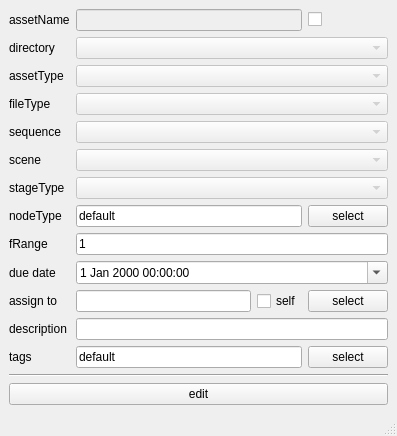
This is rbhusUI/lib/rbhusPipeAssetEditMod.ui in aumanimationstudios/rbhus as Qt 5 draws it before an edit. The edited form follows.
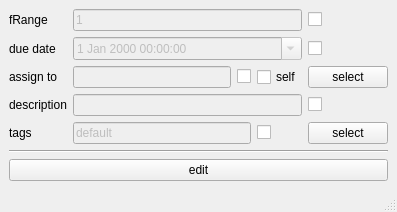
This is the edited form.

The edit to the form file:
```diff
--- a/rbhusUI/lib/rbhusPipeAssetEditMod.ui
+++ b/rbhusUI/lib/rbhusPipeAssetEditMod.ui
@@ -10,7 +10,7 @@
     <x>0</x>
     <y>0</y>
     <width>397</width>
-    <height>423</height>
+    <height>200</height>
    </rect>
   </property>
   <property name="windowTitle">
@@ -18,175 +18,7 @@
   </property>
   <widget class="QWidget" name="centralwidget">
    <layout class="QGridLayout" name="gridLayout">
-    <item row="14" column="0">
-     <widget class="QLabel" name="labelTags">
-      <property name="toolTip">
-       <string>group owner of the project directory</string>
-      </property>
-      <property name="text">
-       <string>tags</string>
-      </property>
-     </widget>
-    </item>
-    <item row="12" column="1">
-     <widget class="QLineEdit" name="lineEditWorkers">
-      <property name="toolTip">
-       <string>list of space separated usernames</string>
-      </property>
-     </widget>
-    </item>
-    <item row="8" column="1" colspan="3">
-     <widget class="QComboBox" name="comboStageType">
-      <property name="enabled">
-       <bool>false</bool>
-      </property>
-     </widget>
-    </item>
-    <item row="12" column="0">
-     <widget class="QLabel" name="labelAssignTo">
-      <property name="text">
-       <string>assign to</string>
-      </property>
-     </widget>
-    </item>
-    <item row="11" column="1" colspan="3">
-     <widget class="QDateTimeEdit" name="dateEditDue">
-      <property name="calendarPopup">
-       <bool>true</bool>
-      </property>
-     </widget>
-    </item>
-    <item row="9" column="0">
-     <widget class="QLabel" name="labelNodeType">
-      <property name="sizePolicy">
-       <sizepolicy hsizetype="Maximum" vsizetype="Maximum">
-        <horstretch>0</horstretch>
-        <verstretch>0</verstretch>
-       </sizepolicy>
-      </property>
-      <property name="text">
-       <string>nodeType</string>
-      </property>
-     </widget>
-    </item>
-    <item row="0" column="3">
-     <widget class="QCheckBox" name="checkAssName">
-      <property name="enabled">
-       <bool>true</bool>
-      </property>
-      <property name="sizePolicy">
-       <sizepolicy hsizetype="Fixed" vsizetype="Fixed">
-        <horstretch>0</horstretch>
-        <verstretch>0</verstretch>
-       </sizepolicy>
-      </property>
-      <property name="text">
-       <string/>
-      </property>
-      <property name="checked">
-       <bool>false</bool>
-      </property>
-     </widget>
-    </item>
-    <item row="3" column="1" colspan="3">
-     <widget class="QComboBox" name="comboAssType">
-      <property name="enabled">
-       <bool>false</bool>
-      </property>
-     </widget>
-    </item>
-    <item row="3" column="0">
-     <widget class="QLabel" name="labelAssType">
-      <property name="sizePolicy">
-       <sizepolicy hsizetype="Maximum" vsizetype="Maximum">
-        <horstretch>0</horstretch>
-        <verstretch>0</verstretch>
-       </sizepolicy>
-      </property>
-      <property name="text">
-       <string>assetType</string>
-      </property>
-     </widget>
-    </item>
-    <item row="0" column="0">
-     <widget class="QLabel" name="labelAssName">
-      <property name="sizePolicy">
-       <sizepolicy hsizetype="Maximum" vsizetype="Maximum">
-        <horstretch>0</horstretch>
-        <verstretch>0</verstretch>
-       </sizepolicy>
-      </property>
-      <property name="text">
-       <string>assetName</string>
-      </property>
-     </widget>
-    </item>
-    <item row="13" column="1" colspan="3">
-     <widget class="QLineEdit" name="lineEditDesc">
-      <property name="toolTip">
-       <string>group owner of the project directory</string>
-      </property>
-      <property name="text">
-       <string/>
-      </property>
-     </widget>
-    </item>
-    <item row="8" column="0">
-     <widget class="QLabel" name="labelStageType">
-      <property name="sizePolicy">
-       <sizepolicy hsizetype="Maximum" vsizetype="Maximum">
-        <horstretch>0</horstretch>
-        <verstretch>0</verstretch>
-       </sizepolicy>
-      </property>
-      <property name="text">
-       <string>stageType</string>
-      </property>
-     </widget>
-    </item>
-    <item row="11" column="0">
-     <widget class="QLabel" name="labelDue">
-      <property name="sizePolicy">
-       <sizepolicy hsizetype="Maximum" vsizetype="Preferred">
-        <horstretch>0</horstretch>
-        <verstretch>0</verstretch>
-       </sizepolicy>
-      </property>
-      <property name="text">
-       <string>due date</string>
-      </property>
-     </widget>
-    </item>
-    <item row="5" column="0">
-     <widget class="QLabel" name="labelSequence">
-      <property name="sizePolicy">
-       <sizepolicy hsizetype="Maximum" vsizetype="Maximum">
-        <horstretch>0</horstretch>
-        <verstretch>0</verstretch>
-       </sizepolicy>
-      </property>
-      <property name="text">
-       <string>sequence</string>
-      </property>
-     </widget>
-    </item>
-    <item row="2" column="0">
-     <widget class="QLabel" name="labelDirectory">
-      <property name="sizePolicy">
-       <sizepolicy hsizetype="Maximum" vsizetype="Preferred">
-        <horstretch>0</horstretch>
-        <verstretch>0</verstretch>
-       </sizepolicy>
-      </property>
-      <property name="whatsThis">
-       <string>directory to store the output data from file. eg : rendered output of lighting files.</string>
-      </property>
-      <property name="text">
-       <string>directory</string>
-      </property>
-     </widget>
-    </item>
-    <item row="15" column="0" colspan="4">
+    <item row="11" column="0" colspan="6">
      <spacer name="verticalSpacer">
       <property name="orientation">
        <enum>Qt::Vertical</enum>
@@ -199,7 +31,14 @@
       </property>
      </spacer>
     </item>
-    <item row="16" column="0" colspan="4">
+    <item row="6" column="5">
+     <widget class="QPushButton" name="pushUsers">
+      <property name="text">
+       <string>select</string>
+      </property>
+     </widget>
+    </item>
+    <item row="12" column="0" colspan="6">
      <widget class="Line" name="line">
       <property name="sizePolicy">
        <sizepolicy hsizetype="MinimumExpanding" vsizetype="Fixed">
@@ -212,54 +51,26 @@
       </property>
      </widget>
     </item>
-    <item row="6" column="0">
-     <widget class="QLabel" name="labelScene">
+    <item row="4" column="5">
+     <widget class="QCheckBox" name="checkDueDate">
+      <property name="enabled">
+       <bool>true</bool>
+      </property>
       <property name="sizePolicy">
-       <sizepolicy hsizetype="Maximum" vsizetype="Maximum">
+       <sizepolicy hsizetype="Fixed" vsizetype="Fixed">
         <horstretch>0</horstretch>
         <verstretch>0</verstretch>
        </sizepolicy>
       </property>
       <property name="text">
-       <string>scene</string>
+       <string/>
       </property>
-     </widget>
-    </item>
-    <item row="17" column="0" colspan="4">
-     <widget class="QPushButton" name="pushEdit">
-      <property name="text">
-       <string>edit</string>
-      </property>
-     </widget>
-    </item>
-    <item row="4" column="1" colspan="3">
-     <widget class="QComboBox" name="comboFileType">
-      <property name="enabled">
+      <property name="checked">
        <bool>false</bool>
       </property>
      </widget>
     </item>
-    <item row="6" column="1" colspan="3">
-     <widget class="QComboBox" name="comboScene">
-      <property name="enabled">
-       <bool>false</bool>
-      </property>
-     </widget>
-    </item>
-    <item row="4" column="0">
-     <widget class="QLabel" name="labelFileType">
-      <property name="sizePolicy">
-       <sizepolicy hsizetype="Maximum" vsizetype="Maximum">
-        <horstretch>0</horstretch>
-        <verstretch>0</verstretch>
-       </sizepolicy>
-      </property>
-      <property name="text">
-       <string>fileType</string>
-      </property>
-     </widget>
-    </item>
-    <item row="13" column="0">
+    <item row="7" column="0">
      <widget class="QLabel" name="labelDesc">
       <property name="toolTip">
        <string>group owner of the project directory</string>
@@ -269,28 +80,7 @@
       </property>
      </widget>
     </item>
-    <item row="5" column="1" colspan="3">
-     <widget class="QComboBox" name="comboSequence">
-      <property name="enabled">
-       <bool>false</bool>
-      </property>
-     </widget>
-    </item>
-    <item row="2" column="1" colspan="3">
-     <widget class="QComboBox" name="comboDirectory">
-      <property name="enabled">
-       <bool>false</bool>
-      </property>
-     </widget>
-    </item>
-    <item row="12" column="3">
-     <widget class="QPushButton" name="pushUsers">
-      <property name="text">
-       <string>select</string>
-      </property>
-     </widget>
-    </item>
-    <item row="10" column="0">
+    <item row="2" column="0">
      <widget class="QLabel" name="labelFRange">
       <property name="sizePolicy">
        <sizepolicy hsizetype="Maximum" vsizetype="Maximum">
@@ -303,15 +93,52 @@
       </property>
      </widget>
     </item>
-    <item row="14" column="3">
+    <item row="13" column="0" colspan="6">
+     <widget class="QPushButton" name="pushEdit">
+      <property name="text">
+       <string>edit</string>
+      </property>
+     </widget>
+    </item>
+    <item row="10" column="5">
      <widget class="QPushButton" name="pushTags">
       <property name="text">
        <string>select</string>
       </property>
      </widget>
     </item>
-    <item row="12" column="2">
-     <widget class="QCheckBox" name="checkAssign">
+    <item row="4" column="0">
+     <widget class="QLabel" name="labelDue">
+      <property name="sizePolicy">
+       <sizepolicy hsizetype="Maximum" vsizetype="Preferred">
+        <horstretch>0</horstretch>
+        <verstretch>0</verstretch>
+       </sizepolicy>
+      </property>
+      <property name="text">
+       <string>due date</string>
+      </property>
+     </widget>
+    </item>
+    <item row="10" column="0">
+     <widget class="QLabel" name="labelTags">
+      <property name="toolTip">
+       <string>group owner of the project directory</string>
+      </property>
+      <property name="text">
+       <string>tags</string>
+      </property>
+     </widget>
+    </item>
+    <item row="6" column="0">
+     <widget class="QLabel" name="labelAssignTo">
+      <property name="text">
+       <string>assign to</string>
+      </property>
+     </widget>
+    </item>
+    <item row="6" column="4">
+     <widget class="QCheckBox" name="checkAssignSelf">
       <property name="text">
        <string>self</string>
       </property>
@@ -320,31 +147,85 @@
       </property>
      </widget>
     </item>
-    <item row="14" column="1" colspan="2">
-     <widget class="QLineEdit" name="lineEditTags">
-      <property name="toolTip">
-       <string>group owner of the project directory</string>
-      </property>
-      <property name="text">
-       <string>default</string>
-      </property>
-     </widget>
-    </item>
-    <item row="0" column="1" colspan="2">
-     <widget class="QLineEdit" name="lineEditAssName">
+    <item row="2" column="5">
+     <widget class="QCheckBox" name="checkFRange">
       <property name="enabled">
-       <bool>false</bool>
+       <bool>true</bool>
       </property>
       <property name="sizePolicy">
-       <sizepolicy hsizetype="MinimumExpanding" vsizetype="Fixed">
+       <sizepolicy hsizetype="Fixed" vsizetype="Fixed">
         <horstretch>0</horstretch>
         <verstretch>0</verstretch>
        </sizepolicy>
+      </property>
+      <property name="text">
+       <string/>
+      </property>
+      <property name="checked">
+       <bool>false</bool>
+      </property>
+     </widget>
+    </item>
+    <item row="7" column="1" colspan="4">
+     <widget class="QLineEdit" name="lineEditDesc">
+      <property name="enabled">
+       <bool>false</bool>
+      </property>
+      <property name="toolTip">
+       <string>group owner of the project directory</string>
+      </property>
+      <property name="text">
+       <string/>
       </property>
      </widget>
     </item>
     <item row="10" column="1" colspan="3">
+     <widget class="QLineEdit" name="lineEditTags">
+      <property name="enabled">
+       <bool>false</bool>
+      </property>
+      <property name="toolTip">
+       <string>group owner of the project directory</string>
+      </property>
+      <property name="text">
+       <string>default</string>
+      </property>
+     </widget>
+    </item>
+    <item row="7" column="5">
+     <widget class="QCheckBox" name="checkDesc">
+      <property name="enabled">
+       <bool>true</bool>
+      </property>
+      <property name="sizePolicy">
+       <sizepolicy hsizetype="Fixed" vsizetype="Fixed">
+        <horstretch>0</horstretch>
+        <verstretch>0</verstretch>
+       </sizepolicy>
+      </property>
+      <property name="text">
+       <string/>
+      </property>
+      <property name="checked">
+       <bool>false</bool>
+      </property>
+     </widget>
+    </item>
+    <item row="4" column="1" colspan="4">
+     <widget class="QDateTimeEdit" name="dateEditDue">
+      <property name="enabled">
+       <bool>false</bool>
+      </property>
+      <property name="calendarPopup">
+       <bool>true</bool>
+      </property>
+     </widget>
+    </item>
+    <item row="2" column="1" colspan="4">
      <widget class="QLineEdit" name="lineEditFRange">
+      <property name="enabled">
+       <bool>false</bool>
+      </property>
       <property name="sizePolicy">
        <sizepolicy hsizetype="MinimumExpanding" vsizetype="Fixed">
         <horstretch>0</horstretch>
@@ -356,20 +237,51 @@
       </property>
      </widget>
     </item>
-    <item row="9" column="3">
-     <widget class="QPushButton" name="pushNodes">
+    <item row="10" column="4">
+     <widget class="QCheckBox" name="checkTags">
+      <property name="enabled">
+       <bool>true</bool>
+      </property>
+      <property name="sizePolicy">
+       <sizepolicy hsizetype="Fixed" vsizetype="Fixed">
+        <horstretch>0</horstretch>
+        <verstretch>0</verstretch>
+       </sizepolicy>
+      </property>
       <property name="text">
-       <string>select</string>
+       <string/>
+      </property>
+      <property name="checked">
+       <bool>false</bool>
       </property>
      </widget>
     </item>
-    <item row="9" column="1" colspan="2">
-     <widget class="QLineEdit" name="lineEditNodes">
+    <item row="6" column="1" colspan="2">
+     <widget class="QLineEdit" name="lineEditWorkers">
+      <property name="enabled">
+       <bool>false</bool>
+      </property>
       <property name="toolTip">
-       <string>group owner of the project directory</string>
+       <string>list of space separated usernames</string>
+      </property>
+     </widget>
+    </item>
+    <item row="6" column="3">
+     <widget class="QCheckBox" name="checkAssign">
+      <property name="enabled">
+       <bool>true</bool>
+      </property>
+      <property name="sizePolicy">
+       <sizepolicy hsizetype="Fixed" vsizetype="Fixed">
+        <horstretch>0</horstretch>
+        <verstretch>0</verstretch>
+       </sizepolicy>
       </property>
       <property name="text">
-       <string>default</string>
+       <string/>
+      </property>
+      <property name="checked">
+       <bool>false</bool>
       </property>
      </widget>
     </item>
```
